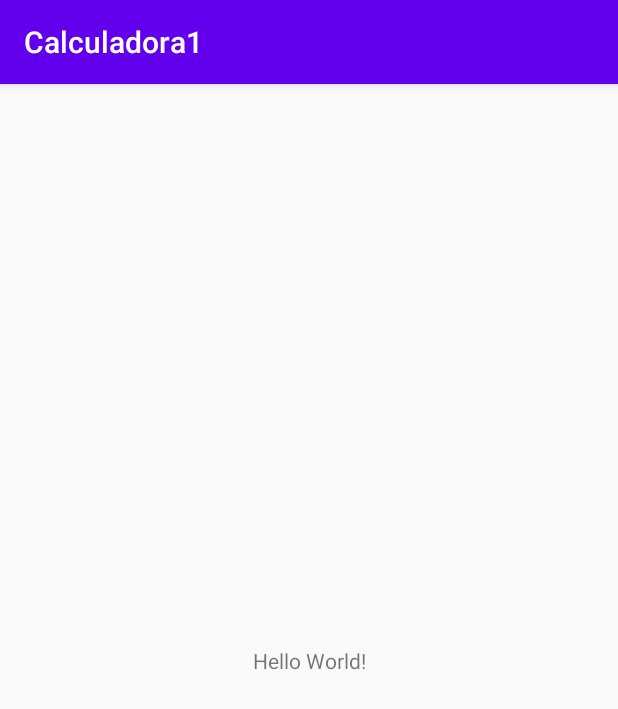
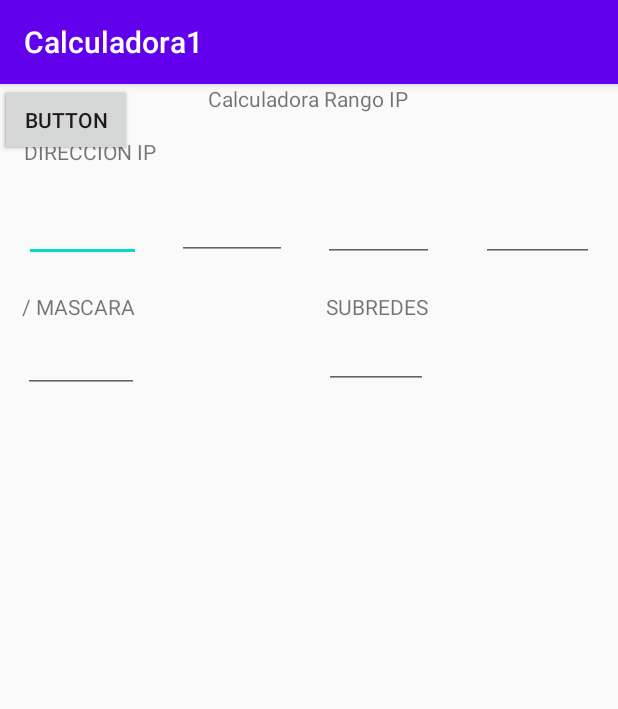
Before and after one commit to lcadinm07/proyecto1, an Android app: the screen it shows after launch (MainActivity), on a phone screen of 412 x 824 dp. Shown: the top 709 px of the screen. Run offline under Robolectric (Android 15) with nearby library versions, the phone set to English and light mode, and no system bars.

Commit message:
Interfaz1
se avanzo un poco la interfaz inicial

```diff
--- a/app/src/main/res/layout/activity_main.xml
+++ b/app/src/main/res/layout/activity_main.xml
@@ -7,12 +7,130 @@
     tools:context=".MainActivity">
 
     <TextView
+        android:id="@+id/textView3"
         android:layout_width="wrap_content"
         android:layout_height="wrap_content"
-        android:text="Hello World!"
-        app:layout_constraintBottom_toBottomOf="parent"
+        android:text="Calculadora Rango IP"
+        app:layout_constraintHorizontal_bias="0.498"
         app:layout_constraintLeft_toLeftOf="parent"
         app:layout_constraintRight_toRightOf="parent"
         app:layout_constraintTop_toTopOf="parent" />
 
+    <Button
+        android:id="@+id/button"
+        android:layout_width="wrap_content"
+        android:layout_height="wrap_content"
+        android:text="Button"
+        tools:layout_editor_absoluteX="216dp"
+        tools:layout_editor_absoluteY="251dp" />
+
+    <Button
+        android:id="@+id/button2"
+        android:layout_width="wrap_content"
+        android:layout_height="wrap_content"
+        android:text="Button"
+        tools:layout_editor_absoluteX="39dp"
+        tools:layout_editor_absoluteY="251dp" />
+
+    <EditText
+        android:id="@+id/editTextNumber"
+        android:layout_width="78dp"
+        android:layout_height="35dp"
+        android:layout_marginStart="16dp"
+        android:layout_marginTop="24dp"
+        android:ems="10"
+        android:inputType="number"
+        app:layout_constraintStart_toStartOf="parent"
+        app:layout_constraintTop_toBottomOf="@+id/textView2" />
+
+    <EditText
+        android:id="@+id/editTextNumber2"
+        android:layout_width="73dp"
+        android:layout_height="34dp"
+        android:layout_marginStart="24dp"
+        android:layout_marginTop="24dp"
+        android:ems="10"
+        android:inputType="number"
+        app:layout_constraintStart_toEndOf="@+id/editTextNumber"
+        app:layout_constraintTop_toBottomOf="@+id/textView2" />
+
+    <EditText
+        android:id="@+id/editTextNumber3"
+        android:layout_width="74dp"
+        android:layout_height="35dp"
+        android:layout_marginStart="24dp"
+        android:layout_marginTop="24dp"
+        android:ems="10"
+        android:inputType="number"
+        app:layout_constraintStart_toEndOf="@+id/editTextNumber2"
+        app:layout_constraintTop_toBottomOf="@+id/textView2" />
+
+    <EditText
+        android:id="@+id/editTextNumber4"
+        android:layout_width="75dp"
+        android:layout_height="35dp"
+        android:layout_marginTop="24dp"
+        android:ems="10"
+        android:inputType="number"
+        app:layout_constraintEnd_toEndOf="parent"
+        app:layout_constraintHorizontal_bias="0.659"
+        app:layout_constraintStart_toEndOf="@+id/editTextNumber3"
+        app:layout_constraintTop_toBottomOf="@+id/textView2" />
+
+    <TextView
+        android:id="@+id/textView2"
+        android:layout_width="111dp"
+        android:layout_height="24dp"
+        android:layout_marginTop="16dp"
+        android:text="DIRECCION IP"
+        app:layout_constraintEnd_toEndOf="parent"
+        app:layout_constraintHorizontal_bias="0.053"
+        app:layout_constraintStart_toStartOf="parent"
+        app:layout_constraintTop_toBottomOf="@+id/textView3" />
+
+    <TextView
+        android:id="@+id/textView4"
+        android:layout_width="wrap_content"
+        android:layout_height="wrap_content"
+        android:layout_marginTop="20dp"
+        android:text="/ MASCARA"
+        app:layout_constraintEnd_toEndOf="parent"
+        app:layout_constraintHorizontal_bias="0.044"
+        app:layout_constraintStart_toStartOf="parent"
+        app:layout_constraintTop_toBottomOf="@+id/editTextNumber" />
+
+    <EditText
+        android:id="@+id/editTextNumber5"
+        android:layout_width="77dp"
+        android:layout_height="28dp"
+        android:layout_marginTop="20dp"
+        android:ems="10"
+        android:inputType="number"
+        app:layout_constraintEnd_toEndOf="parent"
+        app:layout_constraintHorizontal_bias="0.045"
+        app:layout_constraintStart_toStartOf="parent"
+        app:layout_constraintTop_toBottomOf="@+id/textView4" />
+
+    <TextView
+        android:id="@+id/textView5"
+        android:layout_width="wrap_content"
+        android:layout_height="wrap_content"
+        android:layout_marginTop="20dp"
+        android:text="SUBREDES"
+        app:layout_constraintEnd_toEndOf="parent"
+        app:layout_constraintStart_toEndOf="@+id/textView4"
+        app:layout_constraintTop_toBottomOf="@+id/editTextNumber3" />
+
+    <EditText
+        android:id="@+id/editTextNumber7"
+        android:layout_width="69dp"
+        android:layout_height="29dp"
+        android:layout_marginTop="16dp"
+        android:ems="10"
+        android:inputType="number"
+        app:layout_constraintEnd_toEndOf="parent"
+        app:layout_constraintHorizontal_bias="0.492"
+        app:layout_constraintStart_toEndOf="@+id/editTextNumber5"
+        app:layout_constraintTop_toBottomOf="@+id/textView5" />
+
 </androidx.constraintlayout.widget.ConstraintLayout>
```
